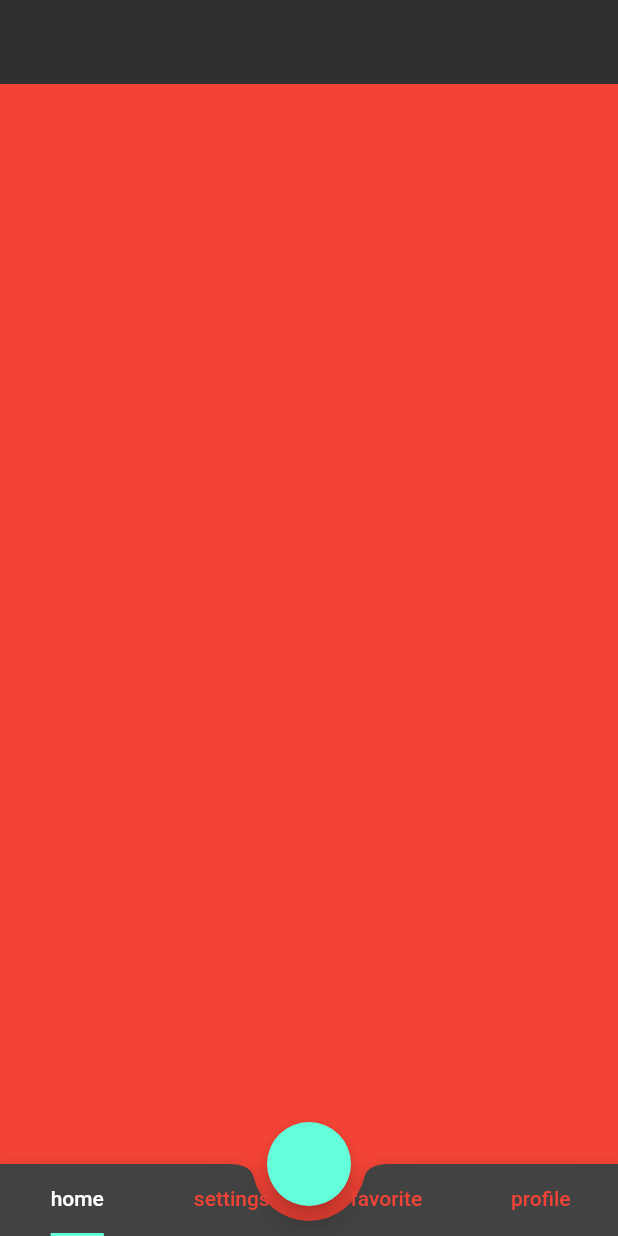
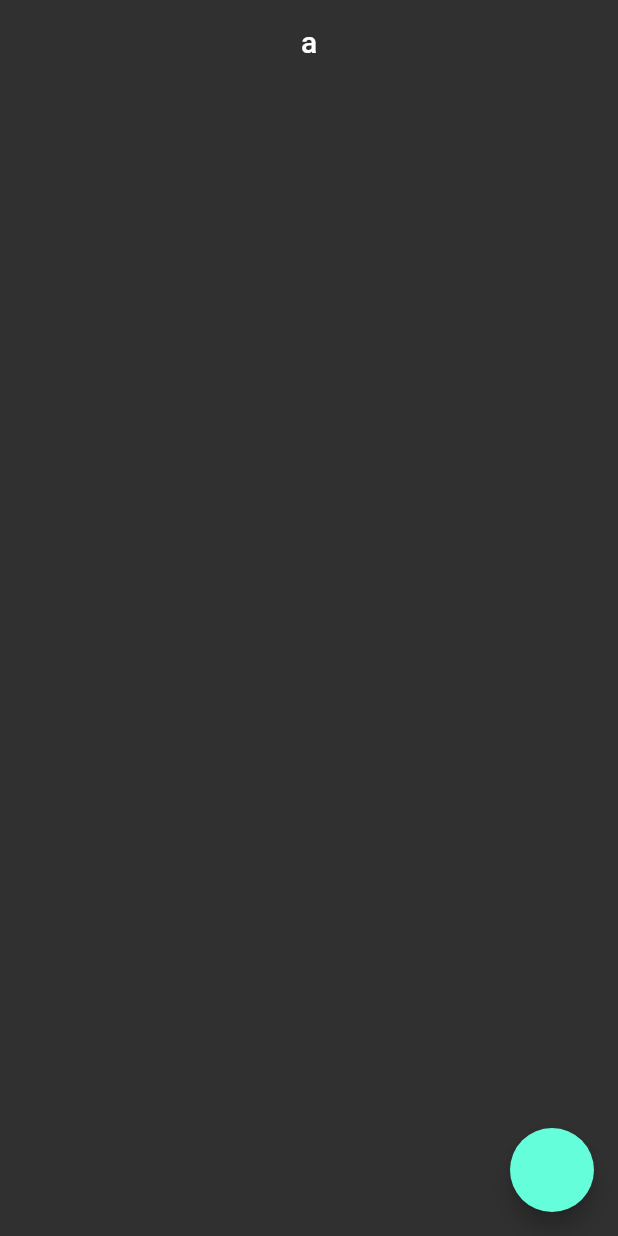
Before and after one commit to batucoban/flutter_ilk_deneme, a Flutter app: the screen it shows after launch, on a phone screen of 412 x 824 dp. Run offline on Flutter 3.47's test engine with Material 2 defaults, Android fonts, the phone set to English and light mode, and no system bars.

Commit message:
model
model çeşitleri, kullanım alanları

```diff
--- /dev/null
+++ b/lib/02/model_learn.dart
@@ -0,0 +1,103 @@
+class PostModel {
+  int? userID;
+  int? id;
+  String? title;
+  String? body;
+}
+
+class PostModel2 {
+  int userID;
+  int id;
+  String title;
+  String body;
+
+  PostModel2(this.userID, this.id, this.title, this.body);
+
+}
+
+class PostModel3 {
+  final int userID;
+  final int id;
+  final String title;
+  final String body;
+
+  PostModel3(this.userID, this.id, this.title, this.body);
+
+}
+
+class PostModel4 {
+  final int userID;
+  final int id;
+  final String title;
+  final String body;
+
+  PostModel4({required this.userID, required this.id, required this.title, required this.body});
+
+}
+
+class PostModel5 {
+  final int _userID;
+  final int _id;
+  final String _title;
+  final String _body;
+
+  PostModel5({
+    required int userID,
+    required int id,
+    required String title,
+    required String body,
+    }): _userID = userID,
+        _id = id,
+        _title = title,
+        _body = body;
+}
+
+class PostModel6 {
+  late final int _userID;
+  late final int _id;
+  late final String _title;
+  late final String _body;
+
+  PostModel6({
+    required int userID,
+    required int id,
+    required String title,
+    required String body,
+    })
+    {
+      _userID = userID;
+      _id = id;
+      _title = title;
+      _body = body;
+    }
+}
+
+class PostModel7 {
+  late final int _userID;
+  late final int _id;
+  late final String _title;
+  late final String _body;
+
+  PostModel7({
+      int userID = 0,
+      int id = 0,
+      String title = '',
+      String body = '',
+    })
+    {
+      _userID = userID;
+      _id = id;
+      _title = title;
+      _body = body;
+    }
+}
+
+class PostModel8 {
+  final int? userID;
+  final int? id;
+  final String? title;
+  final String? body;
+
+  PostModel8({this.userID, this.id, this.title, this.body});
+
+}
--- /dev/null
+++ b/lib/02/model_view_learn.dart
@@ -0,0 +1,53 @@
+import 'package:flutter/material.dart';
+import 'package:flutter_ilk_deneme/02/model_learn.dart';
+
+class ModelLearnView extends StatefulWidget {
+  const ModelLearnView({super.key});
+
+  @override
+  State<ModelLearnView> createState() => _ModelLearnViewState();
+}
+
+class _ModelLearnViewState extends State<ModelLearnView> {
+  var user9 = PostModel8(body: 'a');
+  @override
+  void initState() {
+    super.initState();
+
+    final user1 = PostModel();
+    user1.body = 'hello';
+
+    final user2 = PostModel2(1, 2, 'a', 'b');
+    user2.body = 'a';
+
+    final user3 = PostModel3(1, 2, 'a', 'b');
+    // user3.body = 'a';
+
+    final user4 = PostModel4(userID: 1, id: 2, title: 'a', body: 'b');
+    // user4.body = 'a';
+
+    final user5 = PostModel5(userID: 1, id: 2, title: 'a', body: 'b');
+
+    final user6 = PostModel6(userID: 1, id: 2, title: 'a', body: 'b');
+
+    final user7 = PostModel7();
+
+    //servisten data çekiliyorsa en iyisi
+    final user8 = PostModel8(body: 'a');
+
+  }
+
+  @override
+  Widget build(BuildContext context) {
+    return Scaffold(
+      floatingActionButton: FloatingActionButton(onPressed: (){
+        setState(() {
+          user9 = PostModel8(title: 'on pressed');
+        });
+      }),
+      appBar: AppBar(
+        title: Text(user9.body ?? 'not'),
+      ),
+    );
+  }
+}
--- a/lib/main.dart
+++ b/lib/main.dart
@@ -1,7 +1,7 @@
 import 'package:flutter/material.dart';
 import 'package:flutter/services.dart';
 
-import '02/tab_learn.dart';
+import '02/model_view_learn.dart';
 
 
 
@@ -33,7 +33,7 @@
           elevation: 0
         )
       ),
-      home: const TabLearn(),
+      home: const ModelLearnView(),
     );
   }
 }
```
